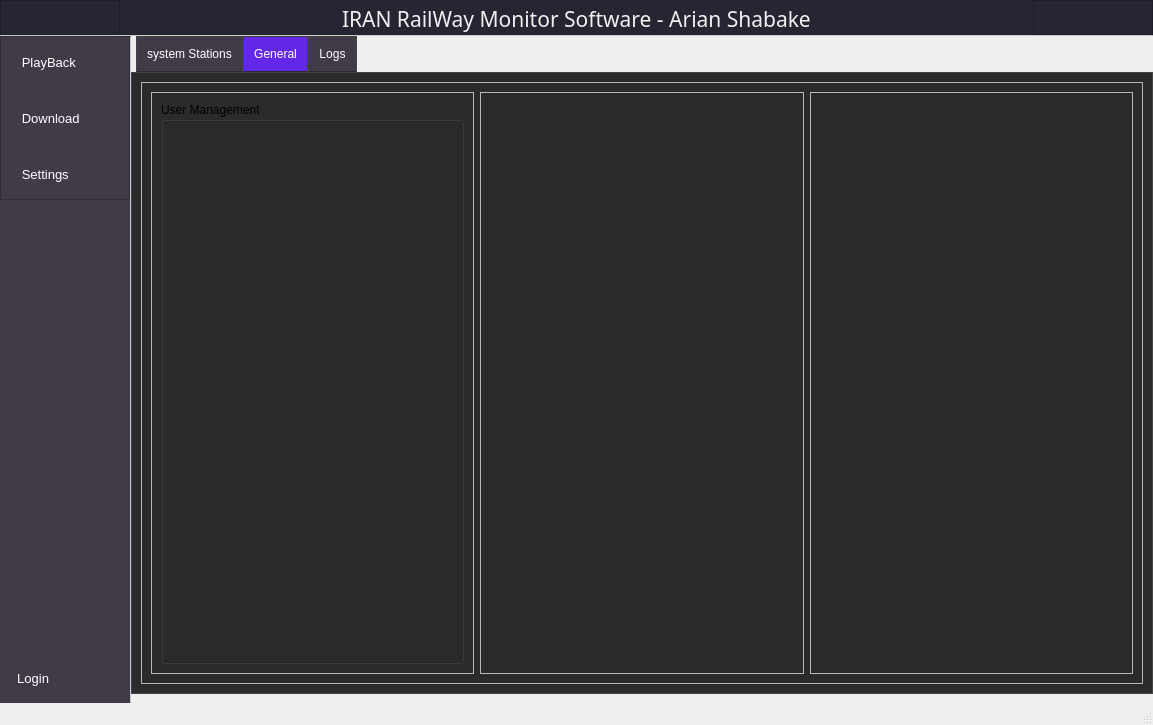
Old version of the form UIFiles/main_UI.ui in the repository amirhossein-mlkz/railProject_server.
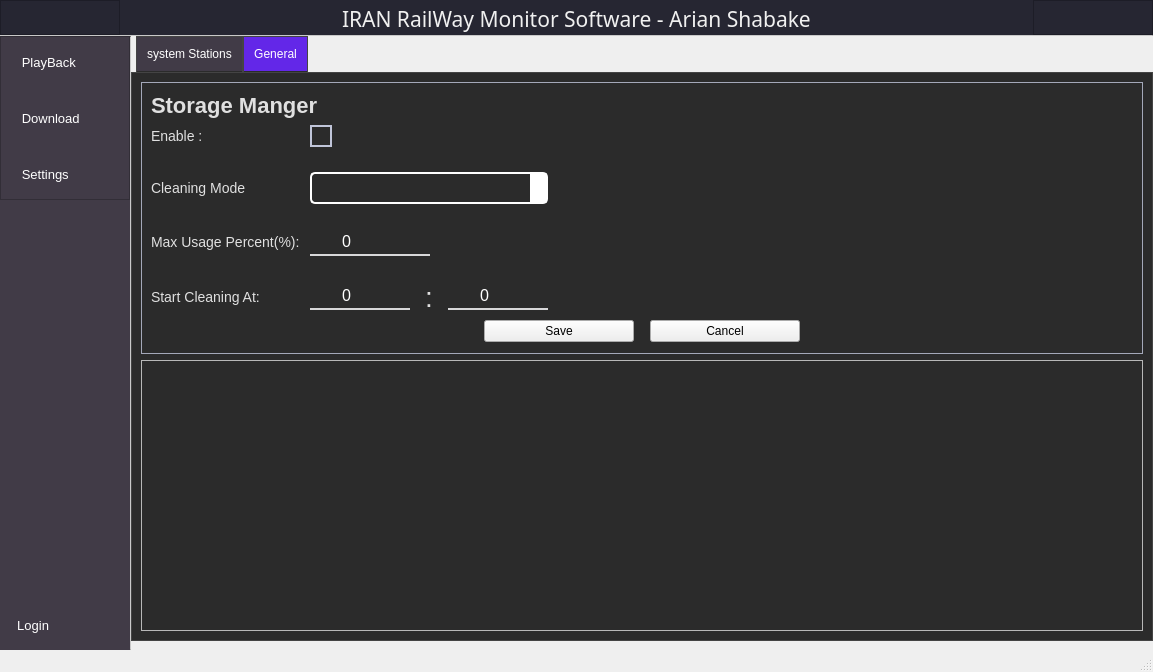
New version of the form. The open tabs and pages were chosen to show the change. Icons and pictures are not drawn. Custom widgets are drawn as their Qt base class.

Commit message: storageManager init

What changed in the file:
```diff
--- a/UIFiles/main_UI.ui
+++ b/UIFiles/main_UI.ui
@@ -7,7 +7,7 @@
     <x>0</x>
     <y>0</y>
     <width>1153</width>
-    <height>725</height>
+    <height>672</height>
    </rect>
   </property>
   <property name="windowTitle">
@@ -77,6 +77,24 @@
 	height: 16px;
 }
 
+QSpinBox::up-arrow:hover, 
+QDoubleSpinBox::up-arrow:hover
+{   
+	image: url(:/icons/icons/icons8-plus-36-hover.png);
+	width: 16px;
+	height: 16px;
+}
+
+QSpinBox::down-arrow:hover,  
+QDoubleSpinBox::down-arrow:hover
+{   
+	image: url(:/icons/icons/icons8-minus-36-hover.png);
+	width: 16px;
+	height: 16px;
+}
+
+
+
 QSpinBox::up-arrow:disabled, 
 QDoubleSpinBox::up-arrow:disabled
 {   
@@ -139,7 +157,36 @@
 
 /****************************************************************************/
 /****************************************************************************/
+QComboBox {
+    background-color:  transparent;
+    border: 2px solid white;
+    border-radius: 5px;
+    padding: 6px 10px;
 
+	color: white;
+}
+
+QComboBox:hover {
+    border: 1px solid #5e81ac;
+}
+
+QComboBox::drop-down {
+    background-color: #fff;
+}
+
+QComboBox QAbstractItemView {
+    background-color: #404040;
+    color: white;
+}
+
+QComboBox::down-arrow {
+    image: url(:/icons/icons/icons8-drop-down-80.png);
+
+    width: 12px;
+    height: 12px;
+}
+/****************************************************************************/
+/****************************************************************************/
 QPushButton[styleClass=&quot;fill_gradient_purple_btn&quot;]{
 border-radius:15px;
 padding:5px 10px;
@@ -2600,63 +2647,295 @@
                  </attribute>
                  <layout class="QVBoxLayout" name="verticalLayout_18">
                   <item>
-                   <widget class="QFrame" name="frame_3">
+                   <widget class="QFrame" name="storage_manager_setting_frame">
+                    <property name="styleSheet">
+                     <string notr="true">#storage_manager_setting_frame{
+border: 1px solid rgb(164, 168, 185);
+}</string>
+                    </property>
                     <property name="frameShape">
                      <enum>QFrame::Shape::StyledPanel</enum>
                     </property>
                     <property name="frameShadow">
                      <enum>QFrame::Shadow::Raised</enum>
                     </property>
-                    <layout class="QHBoxLayout" name="horizontalLayout_3">
+                    <property name="styleClass" stdset="0">
+                     <string>hide</string>
+                    </property>
+                    <layout class="QVBoxLayout" name="verticalLayout_19">
                      <item>
-                      <widget class="QFrame" name="frame_8">
-                       <property name="frameShape">
-                        <enum>QFrame::Shape::StyledPanel</enum>
+                      <widget class="QLabel" name="label_3">
+                       <property name="sizePolicy">
+                        <sizepolicy hsizetype="Preferred" vsizetype="Maximum">
+                         <horstretch>0</horstretch>
+                         <verstretch>0</verstretch>
+                        </sizepolicy>
                        </property>
-                       <property name="frameShadow">
-                        <enum>QFrame::Shadow::Raised</enum>
+                       <property name="styleSheet">
+                        <string notr="true">font-weight:bold;
+font-size: 22px;</string>
                        </property>
-                       <layout class="QVBoxLayout" name="verticalLayout_19">
-                        <item>
-                         <widget class="QGroupBox" name="groupBox">
-                          <property name="title">
-                           <string>User Management</string>
-                          </property>
-                         </widget>
-                        </item>
-                       </layout>
+                       <property name="text">
+                        <string>Storage Manger</string>
+                       </property>
                       </widget>
                      </item>
                      <item>
-                      <widget class="QFrame" name="frame_5">
-                       <property name="frameShape">
-                        <enum>QFrame::Shape::StyledPanel</enum>
+                      <layout class="QGridLayout" name="gridLayout_5">
+                       <property name="verticalSpacing">
+                        <number>25</number>
                        </property>
-                       <property name="frameShadow">
-                        <enum>QFrame::Shadow::Raised</enum>
-                       </property>
-                      </widget>
+                       <item row="1" column="0">
+                        <widget class="QLabel" name="label_38">
+                         <property name="sizePolicy">
+                          <sizepolicy hsizetype="Preferred" vsizetype="Maximum">
+                           <horstretch>0</horstretch>
+                           <verstretch>0</verstretch>
+                          </sizepolicy>
+                         </property>
+                         <property name="text">
+                          <string>Cleaning Mode</string>
+                         </property>
+                        </widget>
+                       </item>
+                       <item row="2" column="0">
+                        <widget class="QLabel" name="label_37">
+                         <property name="sizePolicy">
+                          <sizepolicy hsizetype="Preferred" vsizetype="Maximum">
+                           <horstretch>0</horstretch>
+                           <verstretch>0</verstretch>
+                          </sizepolicy>
+                         </property>
+                         <property name="text">
+                          <string>Max Usage Percent(%): </string>
+                         </property>
+                        </widget>
+                       </item>
+                       <item row="1" column="1">
+                        <widget class="QComboBox" name="storage_clean_mode"/>
+                       </item>
+                       <item row="0" column="2">
+                        <spacer name="horizontalSpacer_3">
+                         <property name="orientation">
+                          <enum>Qt::Orientation::Horizontal</enum>
+                         </property>
+                         <property name="sizeHint" stdset="0">
+                          <size>
+                           <width>40</width>
+                           <height>20</height>
+                          </size>
+                         </property>
+                        </spacer>
+                       </item>
+                       <item row="3" column="1">
+                        <layout class="QHBoxLayout" name="horizontalLayout_3">
+                         <property name="spacing">
+                          <number>15</number>
+                         </property>
+                         <item>
+                          <widget class="timeSpinBox" name="storage_clean_alarm_h">
+                           <property name="maximum">
+                            <number>23</number>
+                           </property>
+                          </widget>
+                         </item>
+                         <item>
+                          <widget class="QLabel" name="label_36">
+                           <property name="sizePolicy">
+                            <sizepolicy hsizetype="Preferred" vsizetype="Maximum">
+                             <horstretch>0</horstretch>
+                             <verstretch>0</verstretch>
+                            </sizepolicy>
+                           </property>
+                           <property name="styleSheet">
+                            <string notr="true">font-size: 28px;
+</string>
+                           </property>
+                           <property name="text">
+                            <string>:</string>
+                           </property>
+                          </widget>
+                         </item>
+                         <item>
+                          <widget class="timeSpinBox" name="storage_clean_alarm_m">
+                           <property name="maximum">
+                            <number>59</number>
+                           </property>
+                          </widget>
+                         </item>
+                        </layout>
+                       </item>
+                       <item row="3" column="0">
+                        <widget class="QLabel" name="label_31">
+                         <property name="sizePolicy">
+                          <sizepolicy hsizetype="Preferred" vsizetype="Maximum">
+                           <horstretch>0</horstretch>
+                           <verstretch>0</verstretch>
+                          </sizepolicy>
+                         </property>
+                         <property name="text">
+                          <string>Start Cleaning At:</string>
+                         </property>
+                        </widget>
+                       </item>
+                       <item row="0" column="1">
+                        <widget class="QCheckBox" name="auto_clean_checkbox">
+                         <property name="text">
+                          <string/>
+                         </property>
+                        </widget>
+                       </item>
+                       <item row="0" column="0">
+                        <widget class="QLabel" name="label_28">
+                         <property name="text">
+                          <string>Enable : </string>
+                         </property>
+                        </widget>
+                       </item>
+                       <item row="2" column="1">
+                        <widget class="QSpinBox" name="storage_clean_max_usage">
+                         <property name="maximumSize">
+                          <size>
+                           <width>120</width>
+                           <height>16777215</height>
+                          </size>
+                         </property>
+                         <property name="styleSheet">
+                          <string notr="true"/>
+                         </property>
+                         <property name="maximum">
+                          <number>95</number>
+                         </property>
+                        </widget>
+                       </item>
+                      </layout>
                      </item>
                      <item>
-                      <widget class="QFrame" name="frame_6">
-                       <property name="frameShape">
-                        <enum>QFrame::Shape::StyledPanel</enum>
+                      <layout class="QHBoxLayout" name="horizontalLayout_13">
+                       <property name="topMargin">
+                        <number>0</number>
                        </property>
-                       <property name="frameShadow">
-                        <enum>QFrame::Shadow::Raised</enum>
-                       </property>
-                      </widget>
+                       <item>
+                        <spacer name="horizontalSpacer_12">
+                         <property name="orientation">
+                          <enum>Qt::Orientation::Horizontal</enum>
+                         </property>
+                         <property name="sizeHint" stdset="0">
+                          <size>
+                           <width>40</width>
+                           <height>20</height>
+                          </size>
+                         </property>
+                        </spacer>
+                       </item>
+                       <item>
+                        <widget class="QPushButton" name="storage_clean_save_btn">
+                         <property name="minimumSize">
+                          <size>
+                           <width>150</width>
+                           <height>0</height>
+                          </size>
+                         </property>
+                         <property name="maximumSize">
+                          <size>
+                           <width>200</width>
+                           <height>16777215</height>
+                          </size>
+                         </property>
+                         <property name="sizeIncrement">
+                          <size>
+                           <width>0</width>
+                           <height>0</height>
+                          </size>
+                         </property>
+                         <property name="text">
+                          <string>Save</string>
+                         </property>
+                         <property name="styleClass" stdset="0">
+                          <string>fill_gradient_purple_btn</string>
+                         </property>
+                        </widget>
+                       </item>
+                       <item>
+                        <spacer name="horizontalSpacer_7">
+                         <property name="orientation">
+                          <enum>Qt::Orientation::Horizontal</enum>
+                         </property>
+                         <property name="sizeType">
+                          <enum>QSizePolicy::Policy::Fixed</enum>
+                         </property>
+                         <property name="sizeHint" stdset="0">
+                          <size>
+                           <width>10</width>
+                           <height>20</height>
+                          </size>
+                         </property>
+                        </spacer>
+                       </item>
+                       <item>
+                        <widget class="QPushButton" name="storage_clean_cancel_btn">
+                         <property name="minimumSize">
+                          <size>
+                           <width>150</width>
+                           <height>0</height>
+                          </size>
+                         </property>
+                         <property name="maximumSize">
+                          <size>
+                           <width>200</width>
+                           <height>16777215</height>
+                          </size>
+                         </property>
+                         <property name="sizeIncrement">
+                          <size>
+                           <width>0</width>
+                           <height>0</height>
+                          </size>
+                         </property>
+                         <property name="text">
+                          <string>Cancel</string>
+                         </property>
+                         <property name="styleClass" stdset="0">
+                          <string>fill_gradient_purple_btn</string>
+                         </property>
+                        </widget>
+                       </item>
+                       <item>
+                        <spacer name="horizontalSpacer_6">
+                         <property name="orientation">
+                          <enum>Qt::Orientation::Horizontal</enum>
+                         </property>
+                         <property name="sizeHint" stdset="0">
+                          <size>
+                           <width>40</width>
+                           <height>20</height>
+                          </size>
+                         </property>
+                        </spacer>
+                       </item>
+                      </layout>
                      </item>
                     </layout>
                    </widget>
                   </item>
+                  <item>
+                   <widget class="QFrame" name="frame_5">
+                    <property name="styleSheet">
+                     <string notr="true"/>
+                    </property>
+                    <property name="frameShape">
+                     <enum>QFrame::Shape::StyledPanel</enum>
+                    </property>
+                    <property name="frameShadow">
+                     <enum>QFrame::Shadow::Raised</enum>
+                    </property>
+                    <property name="styleClass" stdset="0">
+                     <string>hide</string>
+                    </property>
+                   </widget>
+                  </item>
                  </layout>
                 </widget>
-                <widget class="QWidget" name="tab">
-                 <attribute name="title">
-                  <string>Logs</string>
-                 </attribute>
-                </widget>
                </widget>
               </item>
              </layout>
```
Left out of the diff: 106 changed lines with no effect on the pictures. The commit also changes 61 other files.
